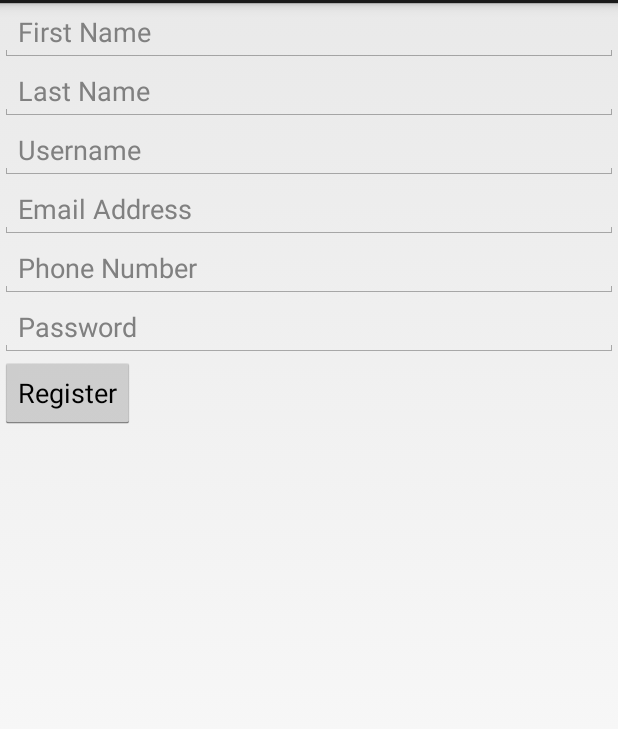
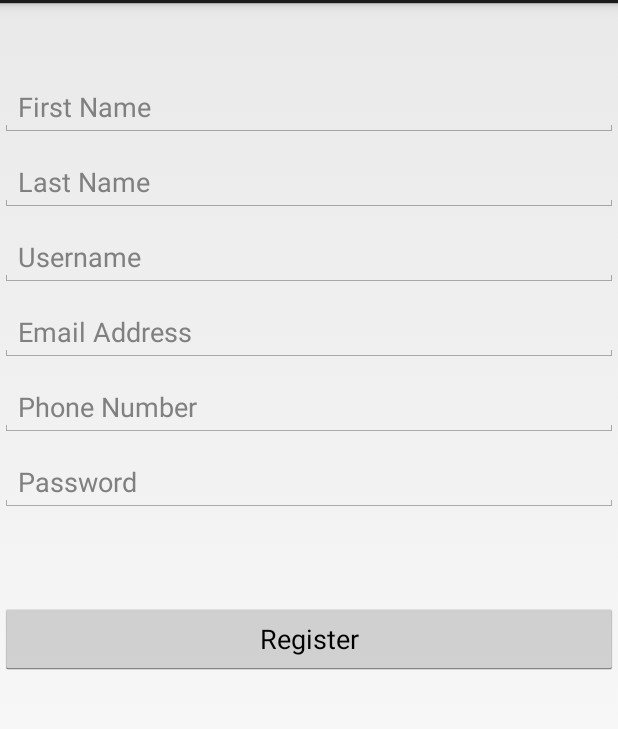
Before and after one commit to jprestonough/SeniorCapstone, an Android app: the layout register.xml on its own in the app's theme, with its tools: preview values and no code run, on a phone screen of 412 x 824 dp, the part 69-798 px from its top. Run offline under Robolectric (Android 15) with nearby library versions, the light colour scheme and no system bars.

Commit message:
Wills basic Customer App layout updates

```diff
--- a/LossBoysCustomerAppProject/LossBoysCustomerApp/src/main/res/layout/register.xml
+++ b/LossBoysCustomerAppProject/LossBoysCustomerApp/src/main/res/layout/register.xml
@@ -1,91 +1,62 @@
-<TableLayout xmlns:android="http://schemas.android.com/apk/res/android"
+<RelativeLayout xmlns:android="http://schemas.android.com/apk/res/android"
              xmlns:tools="http://schemas.android.com/tools"
              android:layout_width="match_parent"
              android:layout_height="wrap_content"
         >
 
-    <TableRow
-            android:layout_width="fill_parent"
-            android:layout_height="fill_parent">
-
     <EditText android:id="@+id/firstname"
               android:layout_weight="1"
-                  android:layout_width="0dp"
+              android:layout_width="match_parent"
               android:layout_height="wrap_content"
-                  android:hint="@string/firstname_input" />
-
-    </TableRow>
-
-    <TableRow
-            android:layout_width="fill_parent"
-            android:layout_height="fill_parent">
+              android:hint="@string/firstname_input"
+              android:layout_marginTop="50dp"/>
 
     <EditText android:id="@+id/lastname"
               android:layout_weight="1"
-                  android:layout_width="0dp"
+              android:layout_width="match_parent"
               android:layout_height="wrap_content"
               android:hint="@string/lastname_input"
-                  android:layout_column="6"/>
-    </TableRow>
-
-    <TableRow
-            android:layout_width="fill_parent"
-            android:layout_height="fill_parent">
+              android:layout_column="6"
+              android:layout_marginTop="100dp"/>
 
     <EditText android:id="@+id/username"
               android:layout_weight="1"
-                  android:layout_width="0dp"
+              android:layout_width="match_parent"
               android:layout_height="wrap_content"
               android:hint="@string/username_input"
-                  android:layout_column="8"/>
-    </TableRow>
-
-    <TableRow
-            android:layout_width="fill_parent"
-            android:layout_height="fill_parent">
+              android:layout_column="8"
+              android:layout_marginTop="150dp"/>
 
     <EditText android:id="@+id/email"
               android:layout_weight="1"
-                  android:layout_width="0dp"
+              android:layout_width="match_parent"
               android:layout_height="wrap_content"
               android:hint="@string/email_input"
-                  android:layout_column="12"/>
-    </TableRow>
-
-    <TableRow
-            android:layout_width="fill_parent"
-            android:layout_height="fill_parent">
+              android:layout_column="12"
+              android:layout_marginTop="200dp"/>
 
     <EditText android:id="@+id/phone"
               android:layout_weight="1"
-                  android:layout_width="0dp"
+              android:layout_width="match_parent"
               android:layout_height="wrap_content"
               android:hint="@string/phone_input"
-                  android:layout_column="16"/>
-    </TableRow>
-
-    <TableRow
-            android:layout_width="fill_parent"
-            android:layout_height="fill_parent">
+              android:layout_column="16"
+              android:layout_marginTop="250dp"/>
 
     <EditText android:id="@+id/password"
               android:layout_weight="1"
-                  android:layout_width="0dp"
+              android:layout_width="match_parent"
               android:layout_height="wrap_content"
               android:hint="@string/password_input"
-                  android:layout_column="23"/>
-    </TableRow>
-
-    <TableRow
-            android:layout_width="fill_parent"
-            android:layout_height="fill_parent">
+              android:layout_column="23"
+              android:layout_marginTop="300dp"/>
 
     <Button
-                android:layout_width="fill_parent"
+            android:layout_width="match_parent"
             android:layout_height="wrap_content"
             android:text="@string/button_register"
             android:layout_column="38"
-                android:layout_span="0"/>
-    </TableRow>
+            android:layout_span="0"
+            android:layout_marginTop="400dp"/>
 
-</TableLayout>
+</RelativeLayout>
```
Also changed, not shown: LossBoysCustomerAppProject/LossBoysCustomerApp/src/main/res/layout/home.xml (+10 -4 lines), LossBoysCustomerAppProject/LossBoysCustomerApp/src/main/res/layout/login.xml (+15 -28 lines). Lines whose indentation alone changed are shown as unchanged.
